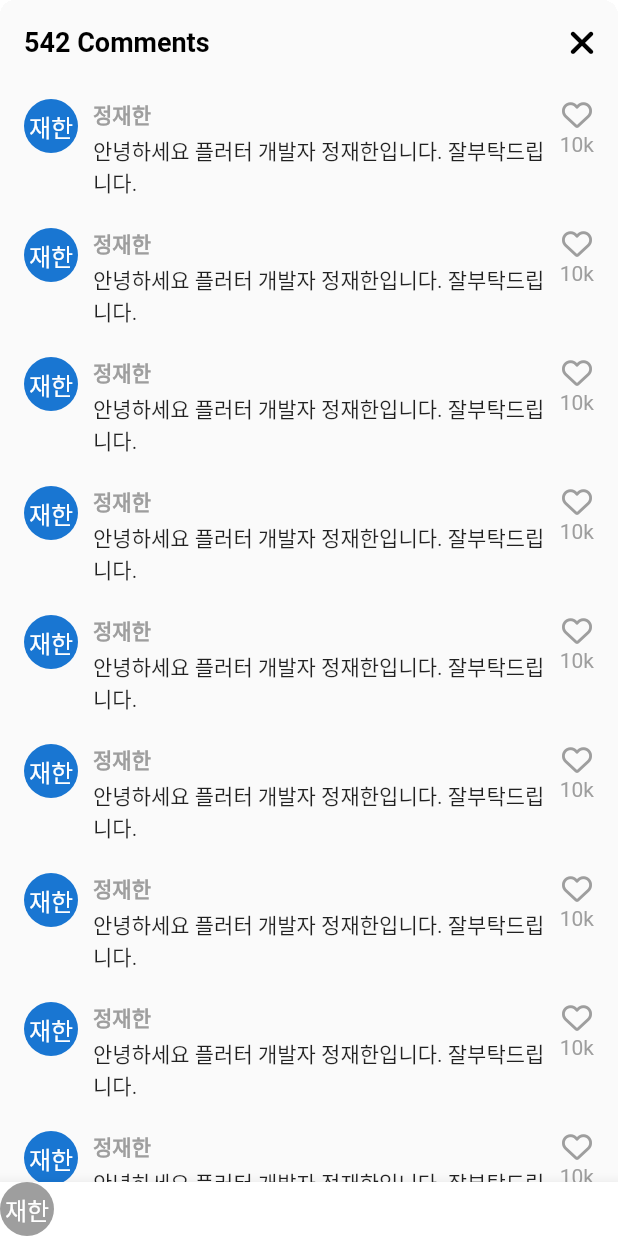
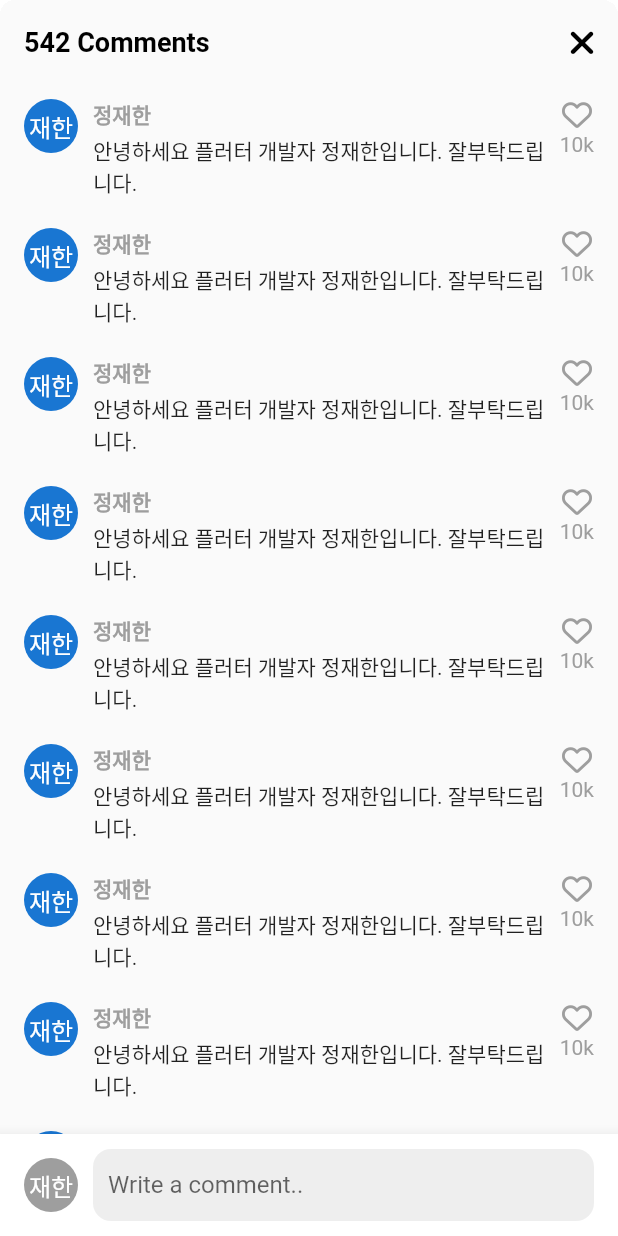
Before and after one commit to wogks/douyin_clone, a Flutter app: the VideoComments screen opened directly, on a phone screen of 412 x 824 dp. Run offline on Flutter 3.47's test engine with Material 2 defaults, Android fonts, the phone set to English and light mode, and no system bars; our stand-ins replace font_awesome_flutter, readmore, video_player, visibility_detector; missing offline and left inert: marquee_text; network calls fail.

Commit message:
Feat: add comment

```diff
--- a/lib/features/main_navigation/main_navigation_screen.dart
+++ b/lib/features/main_navigation/main_navigation_screen.dart
@@ -50,6 +50,7 @@ class _MainNavigationScreenState extends State<MainNavigationScreen> {
   @override
   Widget build(BuildContext context) {
     return Scaffold(
+      resizeToAvoidBottomInset: false,
       backgroundColor: _selectedIndex == 0 ? Colors.black : Colors.white,
       body: Stack(
         children: [
--- a/lib/features/videos/widgets/video_comments.dart
+++ b/lib/features/videos/widgets/video_comments.dart
@@ -17,7 +17,9 @@ class _VideoCommentsState extends State<VideoComments> {
 
   @override
   Widget build(BuildContext context) {
+    final size = MediaQuery.of(context).size;
     return Container(
+      height: size.height * 0.75,
       clipBehavior: Clip.hardEdge,
       decoration: BoxDecoration(
         borderRadius: BorderRadius.circular(
@@ -36,7 +38,9 @@ class _VideoCommentsState extends State<VideoComments> {
                 icon: const FaIcon(FontAwesomeIcons.xmark))
           ],
         ),
-        body: ListView.separated(
+        body: Stack(
+          children: [
+            ListView.separated(
               separatorBuilder: (context, index) => Gaps.v20,
               padding: const EdgeInsets.symmetric(
                 vertical: Sizes.size10,
@@ -88,8 +92,16 @@ class _VideoCommentsState extends State<VideoComments> {
                 ],
               ),
             ),
-        bottomNavigationBar: BottomAppBar(
+            Positioned(
+              bottom: 0,
+              width: size.width,
+              child: BottomAppBar(
                 color: Colors.white,
+                child: Padding(
+                  padding: const EdgeInsets.symmetric(
+                    horizontal: Sizes.size16,
+                    vertical: Sizes.size10,
+                  ),
                   child: Row(
                     children: [
                       CircleAvatar(
@@ -97,9 +109,35 @@ class _VideoCommentsState extends State<VideoComments> {
                         backgroundColor: Colors.grey.shade500,
                         foregroundColor: Colors.white,
                         child: const Text('재한'),
+                      ),
+                      Gaps.h10,
+                      Expanded(
+                        child: TextField(
+                          cursorColor: Theme.of(context).primaryColor,
+                          decoration: InputDecoration(
+                            hintText: 'Write a comment..',
+                            border: OutlineInputBorder(
+                              borderSide: BorderSide.none,
+                              borderRadius: BorderRadius.circular(
+                                Sizes.size12,
+                              ),
+                            ),
+                            filled: true,
+                            fillColor: Colors.grey.shade200,
+                            contentPadding: const EdgeInsets.symmetric(
+                              vertical: Sizes.size12,
+                              horizontal: Sizes.size10,
+                            ),
+                          ),
+                        ),
+                      ),
+                    ],
+                  ),
+                ),
+              ),
             )
           ],
-            )),
+        ),
       ),
     );
   }
--- a/lib/features/videos/widgets/video_post.dart
+++ b/lib/features/videos/widgets/video_post.dart
@@ -99,6 +99,7 @@ class _VideoPostState extends State<VideoPost>
       _onTogglePause();
     }
     await showModalBottomSheet(
+      isScrollControlled: true,
       shape: RoundedRectangleBorder(
         borderRadius: BorderRadius.circular(Sizes.size32),
       ),
```
Lines whose indentation alone changed are shown as unchanged.
